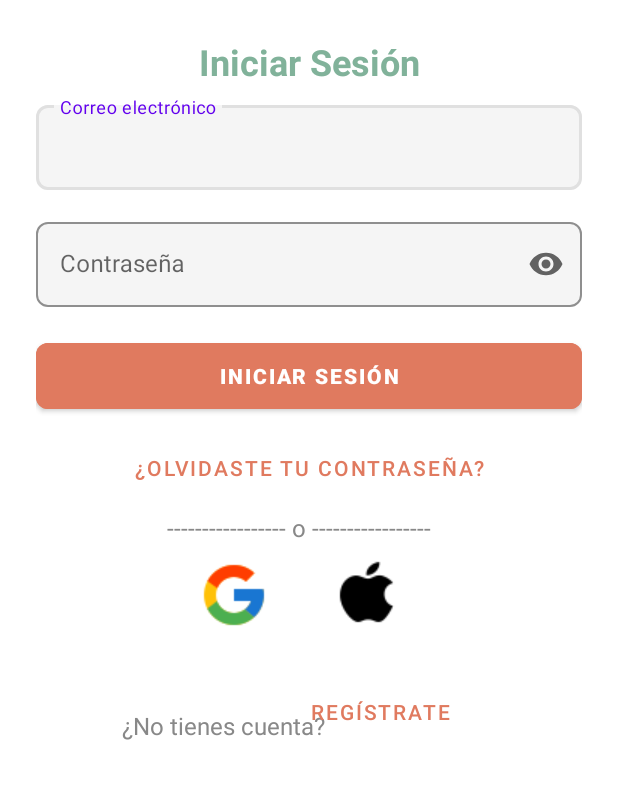
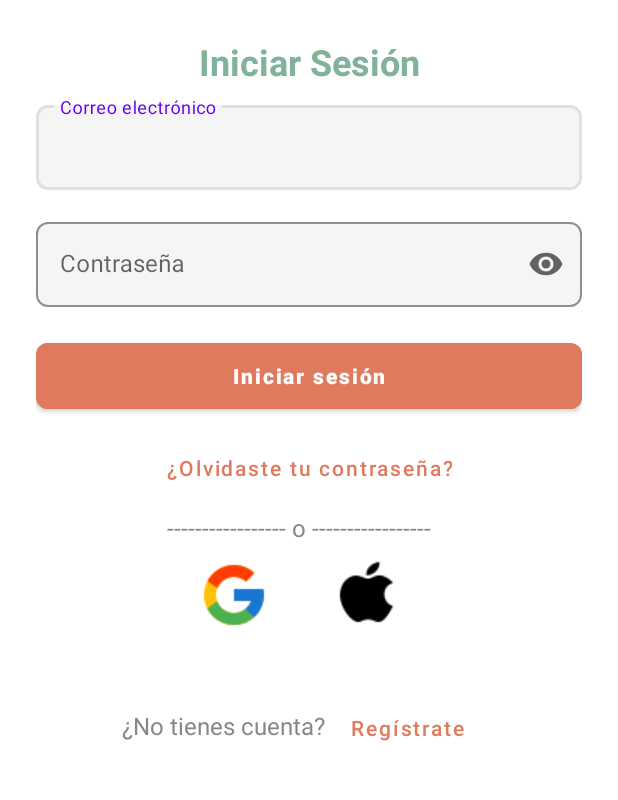
Before and after one commit to ferdSlg/FoodieGram, an Android app: the screen it shows after launch (AuthActivity), on a phone screen of 412 x 824 dp, the part 336-1136 px from its top. Run offline under Robolectric (Android 15) with nearby library versions, the phone set to English and light mode, and no system bars; our stand-ins replace Firebase (no records; nobody signed in at launch, a user with empty details on screens opened directly).

Commit message:
cambio de atributo textAllCaps en los botones

```diff
--- a/app/build.gradle.kts
+++ b/app/build.gradle.kts
@@ -44,6 +44,7 @@ dependencies {
     implementation("com.google.android.gms:play-services-auth:20.7.0")
     implementation ("com.google.firebase:firebase-storage")
 
+
     // Navigation
     implementation ("androidx.navigation:navigation-fragment-ktx:2.5.3")
     implementation ("androidx.navigation:navigation-ui-ktx:2.5.3")
--- a/app/src/main/java/com/ferd/foodiegram/data/repositorios/FollowRepository.java
+++ b/app/src/main/java/com/ferd/foodiegram/data/repositorios/FollowRepository.java
@@ -7,6 +7,8 @@ import com.google.firebase.auth.FirebaseAuth;
 import com.google.firebase.firestore.DocumentReference;
 import com.google.firebase.firestore.FieldValue;
 import com.google.firebase.firestore.FirebaseFirestore;
+
+import java.util.List;
 
 public class FollowRepository {
     private final FirebaseFirestore firestore = FirebaseFirestore.getInstance();
@@ -53,7 +55,7 @@ public class FollowRepository {
                 .addSnapshotListener((snap, e) -> {
                     if (e != null || snap == null) return;
                     @SuppressWarnings("unchecked")
-                    java.util.List<String> segs = (java.util.List<String>) snap.get("seguidos");
+                    List<String> segs = (List<String>) snap.get("seguidos");
                     result.setValue(segs != null && segs.contains(targetUid));
                 });
         return result;
--- a/app/src/main/res/layout/fragment_crear_publicacion.xml
+++ b/app/src/main/res/layout/fragment_crear_publicacion.xml
@@ -123,6 +123,7 @@
         android:text="Publicar"
         android:textColor="@android:color/white"
         android:textStyle="bold"
+        android:textAllCaps="false"
         app:cornerRadius="8dp"
         app:layout_constraintBottom_toBottomOf="parent"
         app:layout_constraintStart_toStartOf="parent"
--- a/app/src/main/res/layout/fragment_edit_perfil.xml
+++ b/app/src/main/res/layout/fragment_edit_perfil.xml
@@ -174,6 +174,7 @@
         android:text="Guardar Cambios"
         android:textColor="@android:color/white"
         android:textStyle="bold"
+        android:textAllCaps="false"
         app:cornerRadius="8dp"
         app:layout_constraintBottom_toBottomOf="parent"
         app:layout_constraintEnd_toEndOf="parent"
--- a/app/src/main/res/layout/fragment_login.xml
+++ b/app/src/main/res/layout/fragment_login.xml
@@ -104,6 +104,7 @@
         android:text="Iniciar sesión"
         android:textColor="@android:color/white"
         android:textStyle="bold"
+        android:textAllCaps="false"
         app:cornerRadius="8dp"
         app:layout_constraintBottom_toBottomOf="parent"
         app:layout_constraintEnd_toEndOf="parent"
@@ -134,6 +135,7 @@
         android:background="@android:color/transparent"
         android:text="¿Olvidaste tu contraseña?"
         android:textColor="#E07A5F"
+        android:textAllCaps="false"
         app:layout_constraintBottom_toBottomOf="parent"
         app:layout_constraintEnd_toEndOf="parent"
         app:layout_constraintStart_toStartOf="parent"
@@ -147,12 +149,13 @@
         android:background="@android:color/transparent"
         android:text="Regístrate"
         android:textColor="#E07A5F"
+        android:textAllCaps="false"
         app:layout_constraintBottom_toBottomOf="parent"
         app:layout_constraintEnd_toEndOf="parent"
-        app:layout_constraintHorizontal_bias="0.698"
+        app:layout_constraintHorizontal_bias="0.756"
         app:layout_constraintStart_toStartOf="parent"
         app:layout_constraintTop_toTopOf="parent"
-        app:layout_constraintVertical_bias="0.894" />
+        app:layout_constraintVertical_bias="0.908" />
 
     <TextView
         android:id="@+id/textView"
--- a/app/src/main/res/layout/fragment_perfil.xml
+++ b/app/src/main/res/layout/fragment_perfil.xml
@@ -96,6 +96,7 @@
             android:layout_height="wrap_content"
             android:text="Editar"
             android:backgroundTint="#E07A5F"
+            android:textAllCaps="false"
             app:cornerRadius="8dp"
             app:icon="@drawable/editar"
             app:iconGravity="textStart"
@@ -114,6 +115,7 @@
             android:layout_height="wrap_content"
             android:text="Salir"
             android:backgroundTint="#E07A5F"
+            android:textAllCaps="false"
             app:cornerRadius="8dp"
             app:icon="@drawable/salir"
             app:iconGravity="textStart"
--- a/app/src/main/res/layout/fragment_recuperar_contrasena.xml
+++ b/app/src/main/res/layout/fragment_recuperar_contrasena.xml
@@ -64,6 +64,7 @@
         android:text="Recuperar"
         android:textColor="@android:color/white"
         app:cornerRadius="8dp"
+        android:textAllCaps="false"
         app:layout_constraintBottom_toBottomOf="parent"
         app:layout_constraintEnd_toEndOf="parent"
         app:layout_constraintHorizontal_bias="0.0"
@@ -92,12 +93,13 @@
         android:layout_height="wrap_content"
         android:background="@android:color/transparent"
         android:text="Iniciar sesión"
+        android:textAllCaps="false"
         android:textColor="#E07A5F"
         app:layout_constraintBottom_toBottomOf="parent"
         app:layout_constraintEnd_toEndOf="parent"
-        app:layout_constraintHorizontal_bias="0.747"
+        app:layout_constraintHorizontal_bias="0.848"
         app:layout_constraintStart_toStartOf="parent"
         app:layout_constraintTop_toTopOf="parent"
-        app:layout_constraintVertical_bias="0.929" />
+        app:layout_constraintVertical_bias="0.946" />
 
 </androidx.constraintlayout.widget.ConstraintLayout>
--- a/app/src/main/res/layout/fragment_registro.xml
+++ b/app/src/main/res/layout/fragment_registro.xml
@@ -168,6 +168,7 @@
         android:text="Registrarse"
         android:textColor="@android:color/white"
         android:textStyle="bold"
+        android:textAllCaps="false"
         app:cornerRadius="8dp"
         app:layout_constraintBottom_toBottomOf="parent"
         app:layout_constraintEnd_toEndOf="parent"
@@ -197,12 +198,13 @@
         android:layout_height="wrap_content"
         android:background="@android:color/transparent"
         android:text="Iniciar sesión"
+        android:textAllCaps="false"
         android:textColor="#E07A5F"
         app:layout_constraintBottom_toBottomOf="parent"
         app:layout_constraintEnd_toEndOf="parent"
-        app:layout_constraintHorizontal_bias="0.817"
+        app:layout_constraintHorizontal_bias="0.874"
         app:layout_constraintStart_toStartOf="parent"
         app:layout_constraintTop_toTopOf="parent"
-        app:layout_constraintVertical_bias="0.941" />
+        app:layout_constraintVertical_bias="0.943" />
 
 </androidx.constraintlayout.widget.ConstraintLayout>
--- a/app/src/main/res/layout/item_usuario.xml
+++ b/app/src/main/res/layout/item_usuario.xml
@@ -59,6 +59,7 @@
             android:layout_height="wrap_content"
             android:text="Seguir"
             android:backgroundTint="#E07A5F"
+            android:textAllCaps="false"
             app:cornerRadius="8dp"
             app:iconGravity="textStart"
             app:iconPadding="0dp"
--- a/gradle/libs.versions.toml
+++ b/gradle/libs.versions.toml
@@ -1,5 +1,5 @@
 [versions]
-agp = "8.9.2"
+agp = "8.10.0"
 junit = "4.13.2"
 junitVersion = "1.2.1"
 espressoCore = "3.6.1"
```
Also changed, not shown: app/src/main/java/com/ferd/foodiegram/data/repositorios/UsuarioRepository.java (+5 -5 lines), app/src/main/java/com/ferd/foodiegram/ui/perfil/PerfilFragment.java (+6 -6 lines), app/src/main/res/layout/activity_main.xml (+5 -9 lines).
